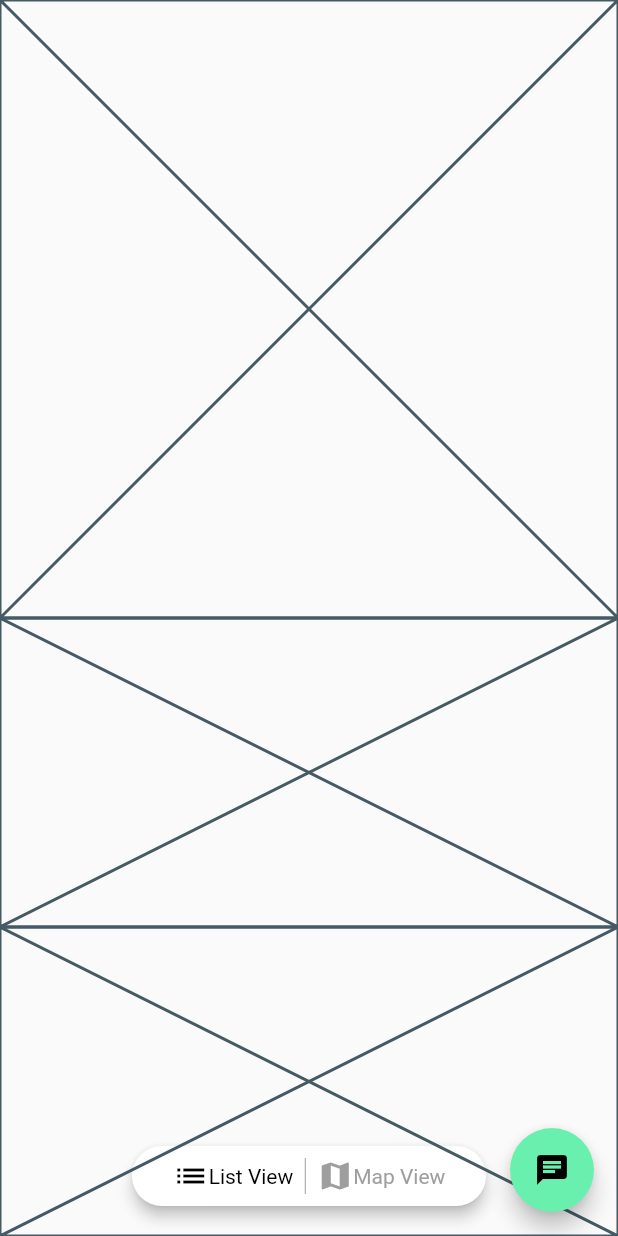
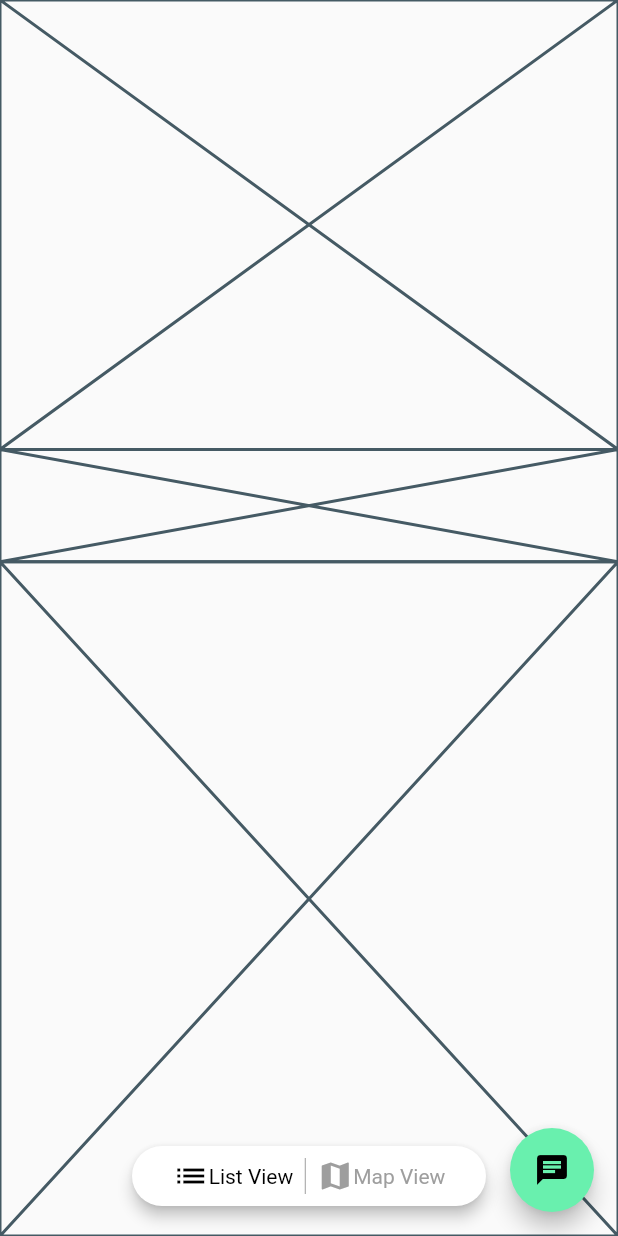
Before and after one commit to JAICHANGPARK/flutter_notebook_11th_story, a Flutter app: the screen it shows after launch, on a phone screen of 412 x 824 dp. Run offline on Flutter 3.47's test engine with Material 2 defaults, Android fonts, the phone set to English and light mode, and no system bars; our stand-ins replace backdrop, badges, flutter_inner_drawer, flutter_slidable, flutter_swiper, google_fonts.

Commit message:
Update irys_home_page.dart

```diff
--- a/lib/ep727_irys_mobile_app/ui/irys_home_page.dart
+++ b/lib/ep727_irys_mobile_app/ui/irys_home_page.dart
@@ -88,10 +88,14 @@ class _IrysHomePageState extends State<IrysHomePage> {
                 child: Column(
               children: [
                 Expanded(
-                    flex: 2,
+                    flex: 4,
                     child: Placeholder()),
-                Expanded(child: Placeholder()),
-                Expanded(child: Placeholder()),
+                Expanded(
+                    flex: 1,
+                    child: Placeholder()),
+                Expanded(
+                    flex: 6,
+                    child: Placeholder()),
               ],
             )),
           ],
```
